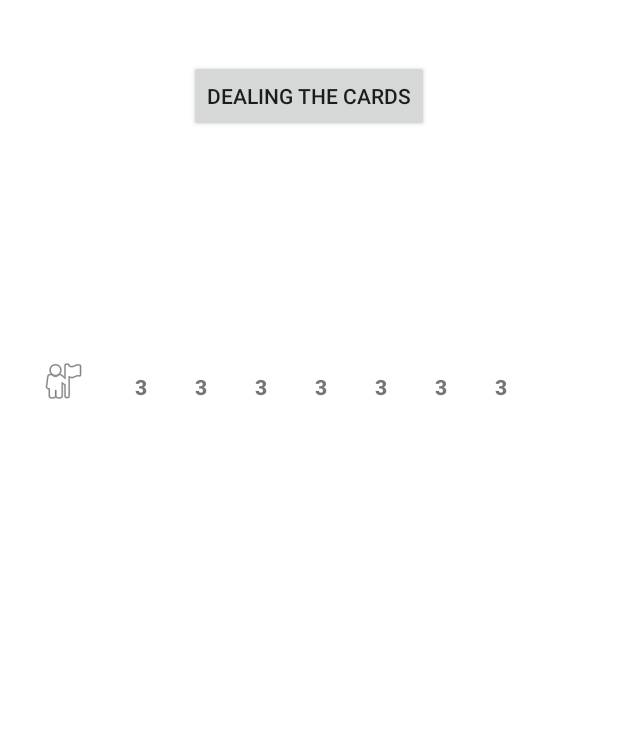
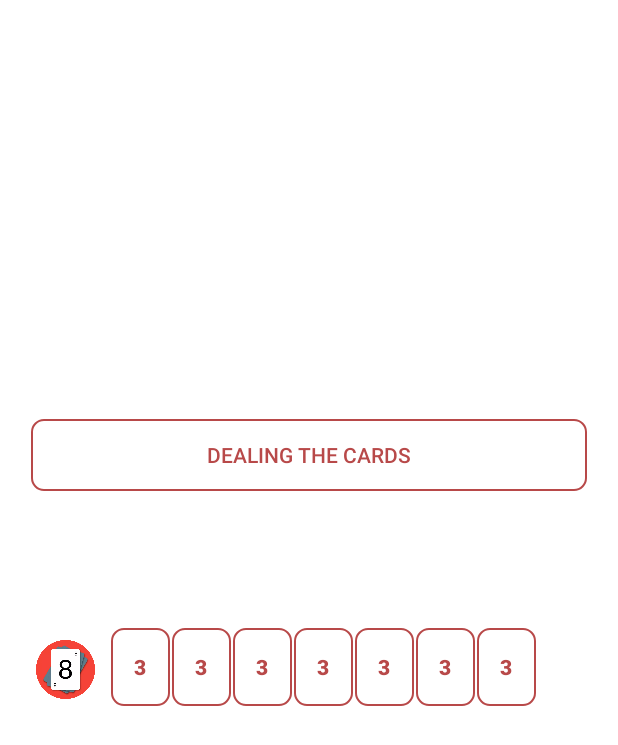
Before and after one commit to lauramdelarosa/pokerApp, an Android app: the layout activity_main.xml on its own in the app's theme, with its tools: preview values and no code run, on a phone screen of 412 x 824 dp. Shown: the top 745 px of the screen. Run offline under Robolectric (Android 15) with nearby library versions, the phone set to English and light mode, and no system bars.

Commit message:
style the activity_main.xml, add intuitsdp library to handle dimensions

```diff
--- a/app/build.gradle
+++ b/app/build.gradle
@@ -44,6 +44,7 @@ dependencies {
     implementation 'org.koin:koin-android-viewmodel:2.0.1'
     implementation 'android.arch.lifecycle:extensions:1.1.1'
     implementation 'androidx.annotation:annotation:1.2.0'
+    implementation 'com.intuit.sdp:sdp-android:1.0.6'
     testImplementation 'junit:junit:4.+'
     testImplementation 'io.mockk:mockk:1.10.6'
     testImplementation 'android.arch.core:core-testing:1.1.1'
--- /dev/null
+++ b/app/src/main/res/drawable/border.xml
@@ -0,0 +1,13 @@
+<?xml version="1.0" encoding="utf-8"?>
+<shape xmlns:android="http://schemas.android.com/apk/res/android"
+    android:shape="rectangle">
+
+
+    <stroke
+        android:width="1dp"
+        android:color="@color/red"/>
+
+    <corners android:radius="8dp"/>
+
+
+</shape>
--- a/app/src/main/res/layout/activity_main.xml
+++ b/app/src/main/res/layout/activity_main.xml
@@ -8,140 +8,121 @@
 
     <androidx.appcompat.widget.AppCompatButton
         android:id="@+id/dealingCardsButton"
-        android:layout_width="wrap_content"
+        android:layout_width="match_parent"
         android:layout_height="wrap_content"
-        android:layout_marginTop="40dp"
+        android:layout_marginStart="@dimen/_16sdp"
+        android:layout_marginEnd="@dimen/_16sdp"
+        android:background="@drawable/border"
         android:text="@string/dealing_the_cards"
+        android:textColor="@color/red"
+        app:layout_constraintBottom_toBottomOf="parent"
         app:layout_constraintEnd_toEndOf="parent"
+        app:layout_constraintHorizontal_bias="1.0"
         app:layout_constraintStart_toStartOf="parent"
-        app:layout_constraintTop_toTopOf="parent" />
+        app:layout_constraintTop_toTopOf="parent"
+        app:layout_constraintVertical_bias="0.36" />
 
     <ImageView
         android:id="@+id/imageView"
-        android:layout_width="wrap_content"
-        android:layout_height="wrap_content"
-        android:layout_marginStart="16dp"
-        android:layout_marginEnd="16dp"
+        android:layout_width="@dimen/_30sdp"
+        android:layout_height="@dimen/_30sdp"
+        android:layout_marginStart="@dimen/_16sdp"
+        android:layout_marginTop="@dimen/_6sdp"
+        android:layout_marginEnd="@dimen/_8sdp"
         app:layout_constraintEnd_toStartOf="@+id/c1"
         app:layout_constraintHorizontal_bias="0.5"
         app:layout_constraintHorizontal_chainStyle="packed"
         app:layout_constraintStart_toStartOf="parent"
         app:layout_constraintTop_toTopOf="@+id/c1"
-        app:srcCompat="@android:drawable/ic_menu_myplaces" />
+        app:srcCompat="@drawable/hand_icon" />
 
     <TextView
         android:id="@+id/c1"
-        android:layout_width="40dp"
-        android:layout_height="40dp"
-        android:fontFamily="sans-serif-black"
-        android:gravity="center"
-        tools:text="3"
-        android:textStyle="bold"
+        style="@style/TextAppearance"
         app:layout_constraintEnd_toStartOf="@+id/c2"
         app:layout_constraintHorizontal_bias="0.5"
         app:layout_constraintStart_toEndOf="@+id/imageView"
-        app:layout_constraintTop_toTopOf="@+id/c2" />
+        app:layout_constraintTop_toTopOf="@+id/c2"
+        tools:text="3" />
 
     <TextView
         android:id="@+id/c7"
-        android:layout_width="40dp"
-        android:layout_height="40dp"
-        android:fontFamily="sans-serif-black"
-        android:gravity="center"
-        tools:text="3"
-        android:textStyle="bold"
+        style="@style/TextAppearance"
         app:layout_constraintEnd_toStartOf="@+id/consecutive"
         app:layout_constraintHorizontal_bias="0.5"
         app:layout_constraintStart_toEndOf="@+id/c6"
-        app:layout_constraintTop_toTopOf="@+id/consecutive" />
+        app:layout_constraintTop_toTopOf="@+id/consecutive"
+        tools:text="3" />
 
     <TextView
         android:id="@+id/c4"
-        android:layout_width="40dp"
-        android:layout_height="40dp"
-        android:fontFamily="sans-serif-black"
-        android:gravity="center"
-        tools:text="3"
-        android:textStyle="bold"
+        style="@style/TextAppearance"
         app:layout_constraintEnd_toStartOf="@+id/c5"
         app:layout_constraintHorizontal_bias="0.5"
         app:layout_constraintStart_toEndOf="@+id/c3"
-        app:layout_constraintTop_toTopOf="@+id/c5" />
+        app:layout_constraintTop_toTopOf="@+id/c5"
+        tools:text="3" />
 
     <TextView
         android:id="@+id/c3"
-        android:layout_width="40dp"
-        android:layout_height="40dp"
-        android:fontFamily="sans-serif-black"
-        android:gravity="center"
-        tools:text="3"
-        android:textStyle="bold"
+        style="@style/TextAppearance"
         app:layout_constraintEnd_toStartOf="@+id/c4"
         app:layout_constraintHorizontal_bias="0.5"
         app:layout_constraintStart_toEndOf="@+id/c2"
-        app:layout_constraintTop_toTopOf="@+id/c4" />
+        app:layout_constraintTop_toTopOf="@+id/c4"
+        tools:text="3" />
 
     <TextView
         android:id="@+id/c5"
-        android:layout_width="40dp"
-        android:layout_height="40dp"
-        android:fontFamily="sans-serif-black"
-        android:gravity="center"
-        tools:text="3"
-        android:textStyle="bold"
+        style="@style/TextAppearance"
         app:layout_constraintEnd_toStartOf="@+id/c6"
         app:layout_constraintHorizontal_bias="0.5"
         app:layout_constraintStart_toEndOf="@+id/c4"
-        app:layout_constraintTop_toTopOf="@+id/c6" />
+        app:layout_constraintTop_toTopOf="@+id/c6"
+        tools:text="3" />
 
     <TextView
         android:id="@+id/c6"
-        android:layout_width="40dp"
-        android:layout_height="40dp"
-        android:fontFamily="sans-serif-black"
-        android:gravity="center"
-        tools:text="3"
-        android:textStyle="bold"
+        style="@style/TextAppearance"
         app:layout_constraintEnd_toStartOf="@+id/c7"
         app:layout_constraintHorizontal_bias="0.5"
         app:layout_constraintStart_toEndOf="@+id/c5"
-        app:layout_constraintTop_toTopOf="@+id/c7" />
+        app:layout_constraintTop_toTopOf="@+id/c7"
+        tools:text="3" />
 
     <TextView
         android:id="@+id/c2"
-        android:layout_width="40dp"
-        android:layout_height="40dp"
-        android:fontFamily="sans-serif-black"
-        android:gravity="center"
-        tools:text="3"
-        android:textStyle="bold"
+        style="@style/TextAppearance"
         app:layout_constraintEnd_toStartOf="@+id/c3"
         app:layout_constraintHorizontal_bias="0.5"
         app:layout_constraintStart_toEndOf="@+id/c1"
-        app:layout_constraintTop_toTopOf="@+id/c3" />
+        app:layout_constraintTop_toTopOf="@+id/c3"
+        tools:text="3" />
 
     <ImageView
         android:id="@+id/consecutive"
-        android:layout_width="wrap_content"
+        android:layout_width="@dimen/_15sdp"
+        android:layout_height="@dimen/_15sdp"
+        android:layout_marginStart="@dimen/_8sdp"
+        android:layout_marginTop="@dimen/_70sdp"
+        android:layout_marginEnd="@dimen/_16sdp"
         android:visibility="invisible"
-        android:layout_height="wrap_content"
-        android:layout_marginStart="16dp"
-        android:layout_marginTop="150dp"
-        android:layout_marginEnd="16dp"
         app:layout_constraintEnd_toEndOf="parent"
         app:layout_constraintHorizontal_bias="0.5"
         app:layout_constraintStart_toEndOf="@+id/c7"
         app:layout_constraintTop_toBottomOf="@+id/dealingCardsButton"
-        app:srcCompat="@android:drawable/presence_online" />
+        app:srcCompat="@drawable/check" />
 
     <ImageView
         android:id="@+id/noConsecutive"
+        android:layout_width="@dimen/_15sdp"
+        android:layout_height="@dimen/_15sdp"
+        android:layout_marginStart="@dimen/_8sdp"
+        android:layout_marginEnd="@dimen/_16sdp"
         android:visibility="invisible"
-        android:layout_width="wrap_content"
-        android:layout_height="wrap_content"
         app:layout_constraintEnd_toEndOf="parent"
         app:layout_constraintStart_toEndOf="@+id/c7"
         app:layout_constraintTop_toBottomOf="@+id/consecutive"
-        app:srcCompat="@android:drawable/presence_offline" />
+        app:srcCompat="@drawable/incorrect" />
 
 </androidx.constraintlayout.widget.ConstraintLayout>
--- a/app/src/main/res/values/colors.xml
+++ b/app/src/main/res/values/colors.xml
@@ -6,5 +6,6 @@
     <color name="teal_200">#FF03DAC5</color>
     <color name="teal_700">#FF018786</color>
     <color name="black">#FF000000</color>
+    <color name="red">#B84949</color>
     <color name="white">#FFFFFFFF</color>
 </resources>
--- a/app/src/main/res/values/themes.xml
+++ b/app/src/main/res/values/themes.xml
@@ -1,9 +1,9 @@
 <resources xmlns:tools="http://schemas.android.com/tools">
     <!-- Base application theme. -->
-    <style name="Theme.PokerApp" parent="Theme.MaterialComponents.DayNight.DarkActionBar">
+    <style name="Theme.PokerApp" parent="Theme.MaterialComponents.DayNight.NoActionBar">
         <!-- Primary brand color. -->
         <item name="colorPrimary">@color/purple_500</item>
-        <item name="colorPrimaryVariant">@color/purple_700</item>
+        <item name="colorPrimaryVariant">@color/red</item>
         <item name="colorOnPrimary">@color/white</item>
         <!-- Secondary brand color. -->
         <item name="colorSecondary">@color/teal_200</item>
@@ -13,4 +13,15 @@
         <item name="android:statusBarColor" tools:targetApi="l">?attr/colorPrimaryVariant</item>
         <!-- Customize your theme here. -->
     </style>
+
+    <style name="TextAppearance">
+        <item name="android:layout_width">@dimen/_30sdp</item>
+        <item name="android:layout_height">@dimen/_40sdp</item>
+        <item name="android:layout_marginEnd">@dimen/_1sdp</item>
+        <item name="android:background">@drawable/border</item>
+        <item name="android:fontFamily">sans-serif-black"</item>
+        <item name="android:gravity">center</item>
+        <item name="android:textStyle">bold</item>
+        <item name="android:textColor">@color/red</item>
+    </style>
 </resources>
```
Also changed, not shown: app/src/main/res/drawable/check.webp (added), app/src/main/res/drawable/hand_icon.webp (added), app/src/main/res/drawable/incorrect.png (added).
